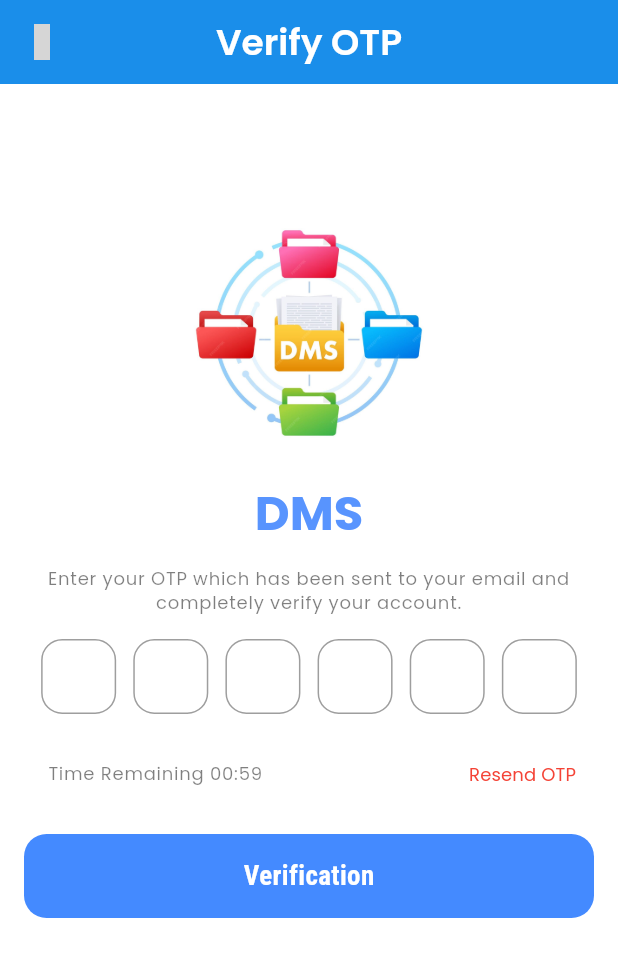
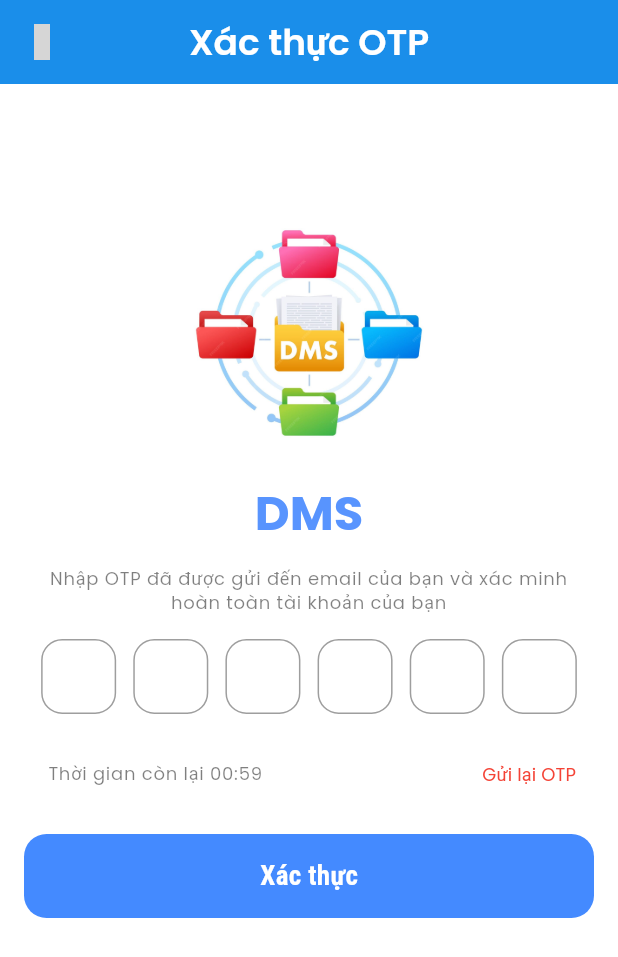
Before and after one commit to namle1805/Document_Management_System_Mobile, a Flutter app: the OtpVerificationScreen screen opened directly, on a phone screen of 412 x 824 dp. Shown: the top 957 px of the screen. Run offline on Flutter 3.47's test engine with Material 3 defaults, Android fonts, the phone set to English and light mode, and no system bars; our stand-ins replace get, get_storage, google_fonts, iconsax, smooth_page_indicator, table_calendar; missing offline and left inert: syncfusion_flutter_pdfviewer; accounts and stored records are empty; grey boxes are pictures that could not be loaded.

Commit message:
change language

```diff
--- a/lib/features/authentication/screens/otp/otp_verification.dart
+++ b/lib/features/authentication/screens/otp/otp_verification.dart
@@ -70,7 +70,7 @@ class _OtpVerificationScreenState extends State<OtpVerificationScreen> {
     return Scaffold(
       appBar:
       AppBar(
-        title: Text('Verify OTP', style: Theme.of(context).textTheme.headlineMedium?.copyWith(color: Colors.white), textAlign: TextAlign.center),
+        title: Text('Xác thực OTP', style: Theme.of(context).textTheme.headlineMedium?.copyWith(color: Colors.white), textAlign: TextAlign.center),
         centerTitle: true,
         backgroundColor: TColors.primary,
         iconTheme: IconThemeData(color: Colors.white),
@@ -149,7 +149,7 @@ class _OtpVerificationScreenState extends State<OtpVerificationScreen> {
                         Padding(
                           padding: const EdgeInsets.only(left: TSizes.md),
                           child: Text(
-                            'Time Remaining 00:${_start.toString().padLeft(2, '0')}',
+                            'Thời gian còn lại 00:${_start.toString().padLeft(2, '0')}',
                             style: Theme.of(context).textTheme.labelMedium,
                           ),
                         ),
@@ -174,7 +174,7 @@ class _OtpVerificationScreenState extends State<OtpVerificationScreen> {
                             onPressed: () => Get.to(() => const LoginScreen()),
                           ));
                         } else {
-                          Get.snackbar('Error', 'Please enter the complete OTP');
+                          Get.snackbar('Lỗi xác thực', 'Vui lòng nhập OTP đầy đủ và hợp lệ');
                         }
                       },
                       child: Container(
--- a/lib/features/authentication/screens/success/success_screen.dart
+++ b/lib/features/authentication/screens/success/success_screen.dart
@@ -56,7 +56,7 @@ class SuccessScreen extends StatelessWidget {
                   ),
                   child: Center(
                     child: Text(
-                      TTexts.tContinue,
+                      TTexts.signIn,
                       style: GoogleFonts.getFont(
                         "Roboto Condensed",
                         fontWeight: FontWeight.w700,
--- a/lib/features/authentication/screens/verify_email/verify_email.dart
+++ b/lib/features/authentication/screens/verify_email/verify_email.dart
@@ -72,7 +72,7 @@ class _VerifyEmailScreenState extends State<VerifyEmailScreen> {
                   ),
                   validator: (value) {
                     if (value == null || value.isEmpty) {
-                      return 'Please enter your email';
+                      return 'Vui lòng nhập email của bạn';
                     }
                     final emailRegex = RegExp(r'^[^@]+@[^@]+\.[^@]+\$');
                     if (!emailRegex.hasMatch(value)) {
@@ -107,16 +107,6 @@ class _VerifyEmailScreenState extends State<VerifyEmailScreen> {
                 ),
               ),
               const SizedBox(height: TSizes.spaceBtwItems),
-              // SizedBox(
-              //   width: double.infinity,
-              //   child: TextButton(
-              //     onPressed: () {},
-              //     child: const Text(
-              //       TTexts.resendEmail,
-              //       style: TextStyle(color: Colors.black),
-              //     ),
-              //   ),
-              // ),
             ],
           ),
         ),
--- a/lib/utils/constants/text_strings.dart
+++ b/lib/utils/constants/text_strings.dart
@@ -39,12 +39,12 @@ class TTexts {
   static const String verificationCode = "verificationCode";
   static const String resendEmail = "Resend Email";
   static const String resendEmailIn = "Resend email in";
-  static const String resendOTP = "Resend OTP";
+  static const String resendOTP = "Gửi lại OTP";
   static const String tContinue = "Continue";
-  static const String verificationButton = "Verification";
+  static const String verificationButton = "Xác thực";
   static const String alreadyHaveAccount = "Already have an account?";
   static const String submit = "Submit";
-  static const String confirm = "Confirm";
+  static const String confirm = "Xác nhận";
   static const String done = "Done";
   static const String create = "Create";
 
@@ -57,16 +57,16 @@ class TTexts {
   static const String forgotPasswordTitle = "Forgot Password";
   static const String forgotPasswordSubTitle = "Please enter your email to get OTP";
   static const String otpVerificationTitle = "OTP Verification";
-  static const String otpVerificationSubTitle = "Enter your OTP which has been sent to your email and completely verify your account.";
+  static const String otpVerificationSubTitle = "Nhập OTP đã được gửi đến email của bạn và xác minh hoàn toàn tài khoản của bạn";
   static const String createNewPassTitle = "Create New Password";
   static const String createNewPassSubTitle = "Please enter new password";
   static const String changeYourPasswordTitle = "Password Reset Email Sent";
   static const String changeYourPasswordSubTitle = "Account Security is Our Priority! We've Sent You a Secure Link to Safely Change Your Password and Keep Your Account Protected.";
   static const String confirmEmailTitle = "Verify your email address!";
-  static const String confirmEmailSubTitle = "Enter the email associated with your account and we’ll send an email with code to reset your password";
+  static const String confirmEmailSubTitle = "Nhập email được liên kết với tài khoản của bạn và chúng tôi sẽ gửi email có mã để đặt lại mật khẩu của bạn";
   static const String emailNotReceiveMessage = "Didn't get the email? Check your spam or resend it.";
-  static const String yourAccountCreatedTitle = "Your account successfully create!";
-  static const String yourAccountCreatedSubTitle = "Welcome to Trip By Day: Your Account is Created!";
+  static const String yourAccountCreatedTitle = "Thay đổi mật khẩu thành công!";
+  static const String yourAccountCreatedSubTitle = "Tài khoản đã được thay đổi mật khẩu thành công!";
   static const String fillInfoSignUpGoogleTitle = "Complete Account";
   static const String fillInfoSignUpGoogleSubTitle = "Please fill in your information to complete account";
 
```
